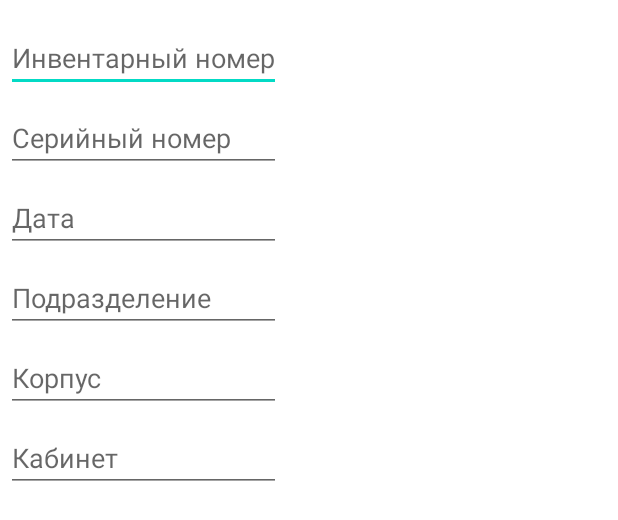
After one commit to buldozzzer/qr-code-scanner, an Android app: the layout edit_row_dialog_activity.xml on its own in the app's theme, with its tools: preview values and no code run, on a phone screen of 412 x 824 dp. The commit adds this screen. Shown: the top 520 px of the screen. Run offline under Robolectric (Android 15) with nearby library versions, the phone set to English and light mode, and no system bars.

Commit message:
настроил редактирование отсканированных данных

```diff
--- a/app/build.gradle
+++ b/app/build.gradle
@@ -29,8 +29,6 @@ android {
 }
 
 dependencies {
-    implementation 'com.jakewharton:butterknife:10.2.3'
-    annotationProcessor 'com.jakewharton:butterknife-compiler:10.2.3'
     implementation 'androidx.appcompat:appcompat:1.3.0'
     implementation 'com.google.android.material:material:1.3.0'
     implementation 'com.budiyev.android:code-scanner:2.1.0'
--- a/app/src/main/java/com/coursework/qrcodescanner/LocationsActivity.java
+++ b/app/src/main/java/com/coursework/qrcodescanner/LocationsActivity.java
@@ -163,7 +163,7 @@ public class LocationsActivity extends ListActivity implements AdapterView.OnIte
                     object = (EditText) finalView.findViewById(R.id.object);
                     corpus = (EditText) finalView.findViewById(R.id.corpus);
                     cabinet = (EditText) finalView.findViewById(R.id.cabinet);
-                    String resultLine = object.getText().toString().trim() + '_' + corpus.getText().toString().trim() + '_' + cabinet.getText().toString().trim() + '\n';
+                    String resultLine = "Об:" + object.getText().toString().trim() + " Корп:" + corpus.getText().toString().trim() + " Каб:" + cabinet.getText().toString().trim() + '\n';
                     fos = openFileOutput(filename, Context.MODE_APPEND);
                     Log.d("my_logs", resultLine);
                     if (!resultLine.equals("__\n")) {
--- a/app/src/main/java/com/coursework/qrcodescanner/MainActivity.java
+++ b/app/src/main/java/com/coursework/qrcodescanner/MainActivity.java
@@ -315,7 +315,7 @@ public class MainActivity extends AppCompatActivity {
                 EditText object = (EditText) view.findViewById(R.id.object);
                 EditText corpus = (EditText) view.findViewById(R.id.corpus);
                 EditText cabinet = (EditText) view.findViewById(R.id.cabinet);
-                String resultLine = object.getText().toString().trim() + '_' + corpus.getText().toString().trim() + '_' + cabinet.getText().toString().trim() + '\n';
+                String resultLine = "Об:" + object.getText().toString().trim() + " Корп:" + corpus.getText().toString().trim() + " Каб:" + cabinet.getText().toString().trim() + '\n';
                 Log.d("TEST", resultLine);
                 if (!resultLine.equals("__\n")) {
                     TextView location_tw = (TextView) findViewById(R.id.location_view);
--- /dev/null
+++ b/app/src/main/res/layout/edit_row_dialog_activity.xml
@@ -0,0 +1,77 @@
+<LinearLayout xmlns:android="http://schemas.android.com/apk/res/android"
+    android:layout_width="wrap_content"
+    android:layout_height="wrap_content"
+    android:orientation="vertical">
+
+    <EditText
+        android:id="@+id/inv_n"
+        android:layout_width="match_parent"
+        android:layout_height="wrap_content"
+        android:layout_marginLeft="4dp"
+        android:layout_marginTop="16dp"
+        android:layout_marginRight="4dp"
+        android:layout_marginBottom="4dp"
+        android:hint="@string/inv_n"
+        android:inputType="text"
+        android:singleLine="true" />
+
+    <EditText
+        android:id="@+id/ser_n"
+        android:layout_width="match_parent"
+        android:layout_height="wrap_content"
+        android:layout_marginLeft="4dp"
+        android:layout_marginTop="4dp"
+        android:layout_marginRight="4dp"
+        android:layout_marginBottom="4dp"
+        android:hint="@string/ser_n"
+        android:inputType="text"
+        android:singleLine="true" />
+
+    <EditText
+        android:id="@+id/date"
+        android:layout_width="match_parent"
+        android:layout_height="wrap_content"
+        android:layout_marginLeft="4dp"
+        android:layout_marginTop="4dp"
+        android:layout_marginRight="4dp"
+        android:layout_marginBottom="4dp"
+        android:hint="@string/date"
+        android:inputType="date"
+        android:singleLine="true" />
+
+    <EditText
+        android:id="@+id/object"
+        android:layout_width="match_parent"
+        android:layout_height="wrap_content"
+        android:layout_marginLeft="4dp"
+        android:layout_marginTop="4dp"
+        android:layout_marginRight="4dp"
+        android:layout_marginBottom="4dp"
+        android:hint="@string/object_ph"
+        android:inputType="text"
+        android:singleLine="true" />
+
+    <EditText
+        android:id="@+id/corpus"
+        android:layout_width="match_parent"
+        android:layout_height="wrap_content"
+        android:layout_marginLeft="4dp"
+        android:layout_marginTop="4dp"
+        android:layout_marginRight="4dp"
+        android:layout_marginBottom="4dp"
+        android:hint="@string/corpus_ph"
+        android:inputType="text"
+        android:singleLine="true" />
+
+    <EditText
+        android:id="@+id/cabinet"
+        android:layout_width="match_parent"
+        android:layout_height="wrap_content"
+        android:layout_marginLeft="4dp"
+        android:layout_marginTop="4dp"
+        android:layout_marginRight="4dp"
+        android:layout_marginBottom="16dp"
+        android:hint="@string/cabinet_ph"
+        android:inputType="text"
+        android:singleLine="true" />
+</LinearLayout>
--- a/app/src/main/res/values/strings.xml
+++ b/app/src/main/res/values/strings.xml
@@ -11,4 +11,8 @@
     <string name="unit_ph">Подразделение</string>
     <string name="corpus_ph">Корпус</string>
     <string name="cabinet_ph">Кабинет</string>
+    <string name="inv_n">Инвентарный номер</string>
+    <string name="ser_n">Серийный номер</string>
+    <string name="date">Дата</string>
+    <string name="_1234567890">1234567890</string>
 </resources>
```
Also changed, not shown: app/src/main/java/com/coursework/qrcodescanner/ContentActivity.java (+148 -23 lines), app/src/main/java/com/coursework/qrcodescanner/DateInputMask.java (added, +77 -0 lines).
